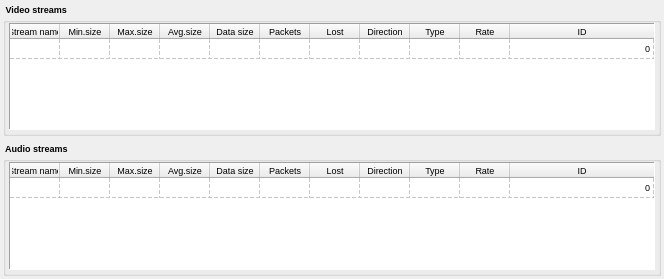
The window that Homer/forms/OverviewDataStreamsWidget.ui (Homer-Conferencing/Homer-Conferencing) describes before a commit, drawn with Qt 5.
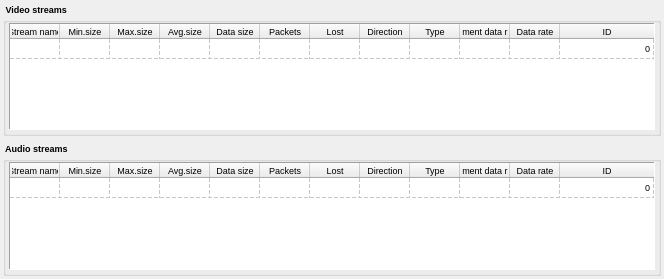
The same window after the commit.

Commit message: - extended data streams overview: added overall average data rate statistic

```diff
--- a/Homer/forms/OverviewDataStreamsWidget.ui
+++ b/Homer/forms/OverviewDataStreamsWidget.ui
@@ -191,7 +191,12 @@
          </column>
          <column>
           <property name="text">
-           <string>Rate</string>
+           <string>Moment data rate</string>
+          </property>
+         </column>
+         <column>
+          <property name="text">
+           <string>Data rate</string>
           </property>
          </column>
          <column>
@@ -239,7 +244,7 @@
            <set>AlignRight|AlignVCenter</set>
           </property>
          </item>
-         <item row="0" column="10">
+         <item row="0" column="11">
           <property name="text">
            <string>0</string>
           </property>
@@ -326,7 +331,7 @@
           <bool>true</bool>
          </property>
          <property name="columnCount">
-          <number>11</number>
+          <number>12</number>
          </property>
          <attribute name="horizontalHeaderCascadingSectionResizes">
           <bool>false</bool>
@@ -407,7 +412,12 @@
          </column>
          <column>
           <property name="text">
-           <string>Rate</string>
+           <string>Moment data rate</string>
+          </property>
+         </column>
+         <column>
+          <property name="text">
+           <string>Data rate</string>
           </property>
          </column>
          <column>
@@ -455,7 +465,7 @@
            <set>AlignRight|AlignVCenter</set>
           </property>
          </item>
-         <item row="0" column="10">
+         <item row="0" column="11">
           <property name="text">
            <string>0</string>
           </property>
```
The commit also changes 1 other file.
